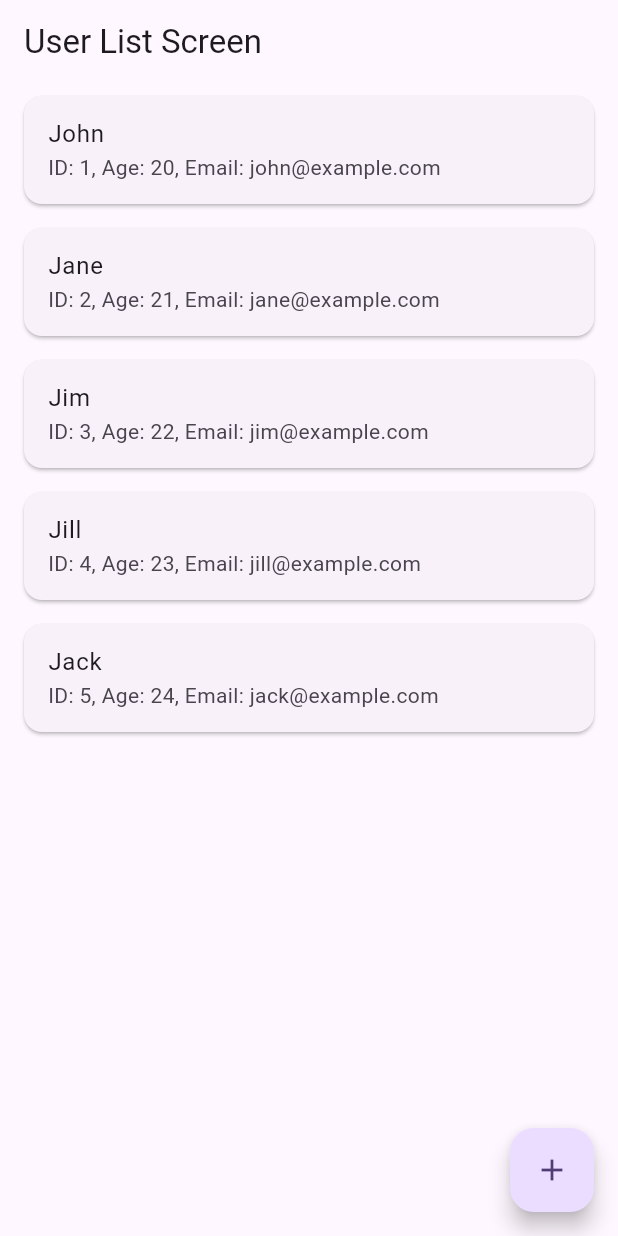
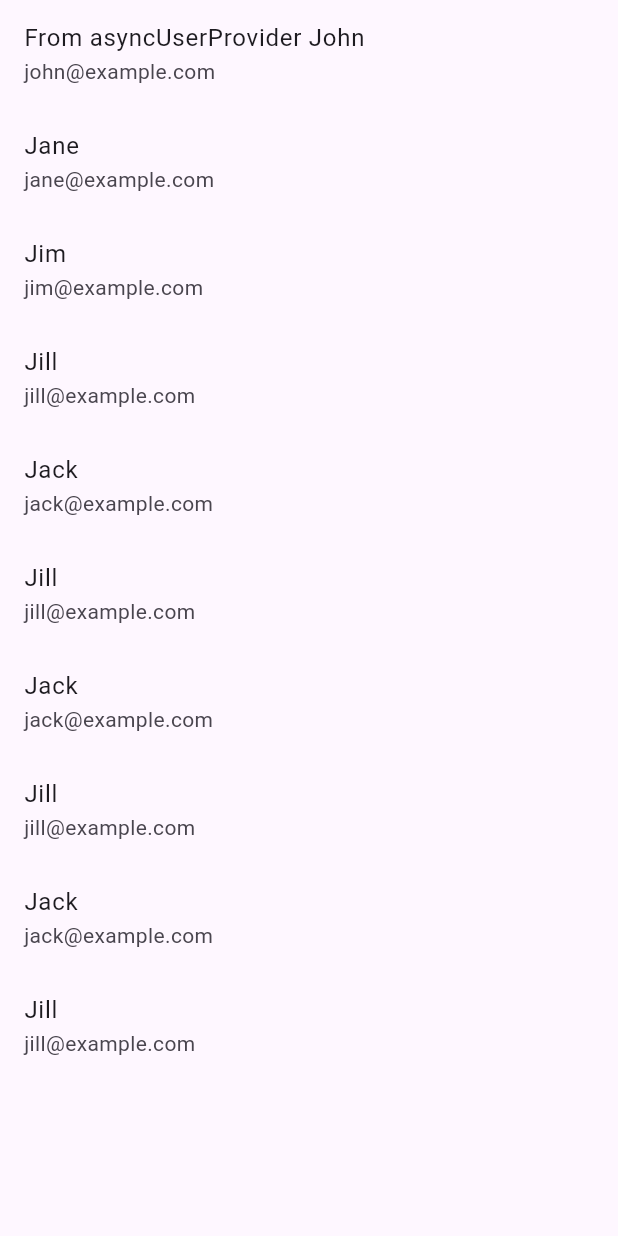
Before and after one commit to backas36/riverpod_learning, a Flutter app: the screen it shows after launch, on a phone screen of 412 x 824 dp. Run offline on Flutter 3.47's test engine with Material 3 defaults, Android fonts, the phone set to English and light mode, and no system bars; our stand-ins replace flutter_riverpod, freezed_annotation, riverpod_annotation; generated files the repository leaves out were written again.

Commit message:
[FutureProvider] leanring

```diff
--- a/lib/main.dart
+++ b/lib/main.dart
@@ -4,6 +4,7 @@ import 'package:riverpod_learning/screen/user_screen.dart';
 
 import 'screen/add_user_screen.dart';
 import 'screen/counter_screen.dart';
+import 'screen/future_user_screen.dart';
 import 'screen/user_list_screen.dart';
 
 void main() {
@@ -21,12 +22,13 @@ class MyApp extends StatelessWidget {
       theme: ThemeData(
         colorScheme: ColorScheme.fromSeed(seedColor: Colors.deepPurple),
       ),
-      initialRoute: '/user_list',
+      initialRoute: '/future_user',
       routes: {
         '/counter': (context) => const CounterScreen(),
         '/user': (context) => const UserScreen(),
         '/user_list': (context) => const UserListScreen(),
         '/add_user': (context) => const AddUserScreen(),
+        '/future_user': (context) => const FutureUserScreen(),
       },
     );
   }
--- /dev/null
+++ b/lib/providers/async_user_provider.dart
@@ -0,0 +1,52 @@
+import 'package:flutter_riverpod/flutter_riverpod.dart';
+import 'package:riverpod_annotation/riverpod_annotation.dart';
+
+import '../model/user.dart';
+
+part 'async_user_provider.g.dart';
+
+@riverpod
+Future<List<User>> fetchUsers(Ref ref) async {
+  await Future.delayed(const Duration(seconds: 2));
+  const users = [
+    User(
+      id: 1,
+      username: 'From fetchUsersJohn',
+      age: 20,
+      email: 'john@example.com',
+    ),
+    User(id: 2, username: 'Jane', age: 21, email: 'jane@example.com'),
+    User(id: 3, username: 'Jim', age: 22, email: 'jim@example.com'),
+    User(id: 4, username: 'Jill', age: 23, email: 'jill@example.com'),
+    User(id: 5, username: 'Jack', age: 24, email: 'jack@example.com'),
+    User(id: 6, username: 'Jill', age: 23, email: 'jill@example.com'),
+    User(id: 7, username: 'Jack', age: 24, email: 'jack@example.com'),
+    User(id: 8, username: 'Jill', age: 23, email: 'jill@example.com'),
+    User(id: 9, username: 'Jack', age: 24, email: 'jack@example.com'),
+    User(id: 10, username: 'Jill', age: 23, email: 'jill@example.com'),
+  ];
+  return users;
+}
+
+final asyncUserProvider = FutureProvider<List<User>>((ref) async {
+  await Future.delayed(const Duration(seconds: 2));
+  const users = [
+    User(
+      id: 1,
+      username: 'From asyncUserProvider John',
+      age: 20,
+      email: 'john@example.com',
+    ),
+    User(id: 2, username: 'Jane', age: 21, email: 'jane@example.com'),
+    User(id: 3, username: 'Jim', age: 22, email: 'jim@example.com'),
+    User(id: 4, username: 'Jill', age: 23, email: 'jill@example.com'),
+    User(id: 5, username: 'Jack', age: 24, email: 'jack@example.com'),
+    User(id: 6, username: 'Jill', age: 23, email: 'jill@example.com'),
+    User(id: 7, username: 'Jack', age: 24, email: 'jack@example.com'),
+    User(id: 8, username: 'Jill', age: 23, email: 'jill@example.com'),
+    User(id: 9, username: 'Jack', age: 24, email: 'jack@example.com'),
+    User(id: 10, username: 'Jill', age: 23, email: 'jill@example.com'),
+  ];
+  return users;
+  //return Future.error('Error from asyncUserProvider');
+});
--- /dev/null
+++ b/lib/screen/future_user_screen.dart
@@ -0,0 +1,36 @@
+import 'package:flutter_riverpod/flutter_riverpod.dart';
+import 'package:flutter/material.dart';
+
+import '../providers/async_user_provider.dart';
+
+class FutureUserScreen extends ConsumerStatefulWidget {
+  const FutureUserScreen({super.key});
+
+  @override
+  ConsumerState<FutureUserScreen> createState() => _FutureUserScreenState();
+}
+
+class _FutureUserScreenState extends ConsumerState<FutureUserScreen> {
+  @override
+  Widget build(BuildContext context) {
+    //final users = ref.watch(fetchUsersProvider);
+    final users = ref.watch(asyncUserProvider);
+    return Scaffold(
+      body: users.when(
+        loading: () => const Center(child: CircularProgressIndicator()),
+        data:
+            (data) => ListView.builder(
+              itemCount: data.length,
+              itemBuilder: (context, index) {
+                final user = data[index];
+                return ListTile(
+                  title: Text(user.username),
+                  subtitle: Text(user.email),
+                );
+              },
+            ),
+        error: (error, stack) => Center(child: Text(error.toString())),
+      ),
+    );
+  }
+}
```
Also changed, not shown: lib/providers/async_user_provider.g.dart (added).
